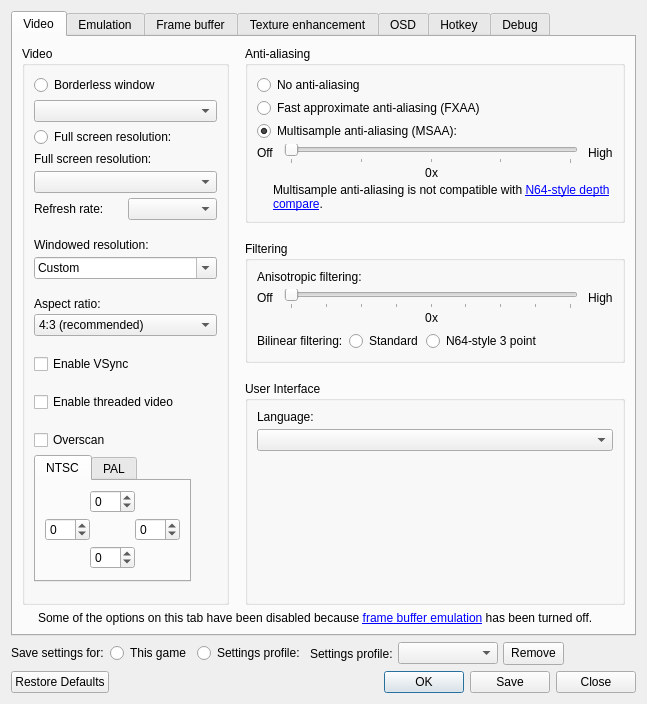
Old version of the form Source/3rdParty/mupen64plus-video-GLideN64/src/GLideNUI/configDialog.ui in the repository Rosalie241/RMG.
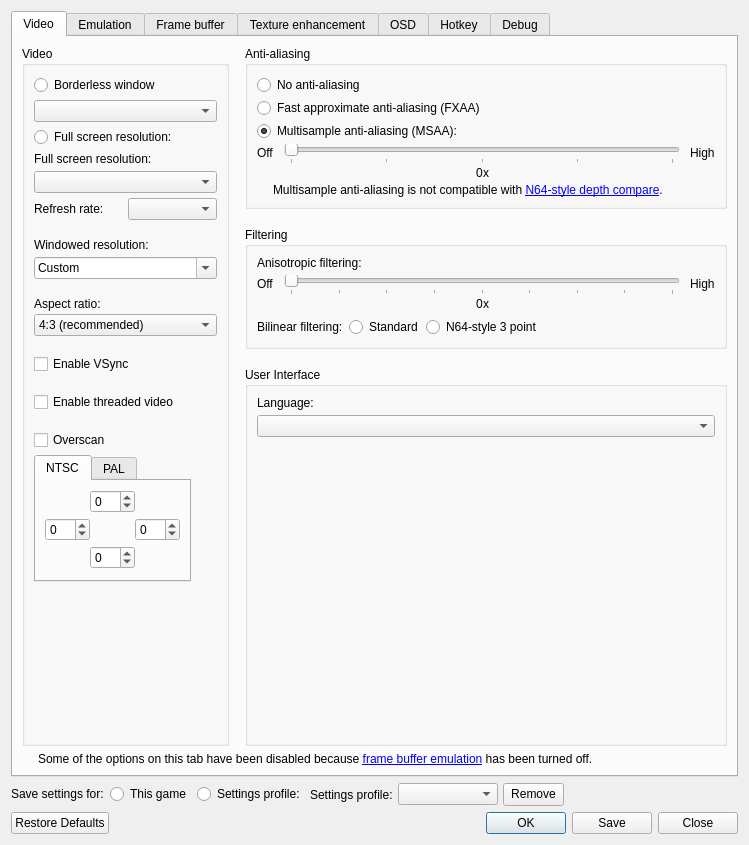
New version of the form. Icons and pictures are not drawn.

Commit message: 3rdParty: allow configuration dialog to become smaller in GLideN64

What changed in the file:
```diff
--- a/Source/3rdParty/mupen64plus-video-GLideN64/src/GLideNUI/configDialog.ui
+++ b/Source/3rdParty/mupen64plus-video-GLideN64/src/GLideNUI/configDialog.ui
@@ -9,8 +9,8 @@
    <rect>
     <x>0</x>
     <y>0</y>
-    <width>590</width>
-    <height>600</height>
+    <width>749</width>
+    <height>845</height>
    </rect>
   </property>
   <property name="windowTitle">
@@ -25,7 +25,46 @@
   </property>
   <layout class="QVBoxLayout" name="verticalLayout_3">
    <property name="sizeConstraint">
-    <enum>QLayout::SetDefaultConstraint</enum>
+    <enum>QLayout::SizeConstraint::SetDefaultConstraint</enum>
+   </property>
+   <item>
+    <widget class="QScrollArea" name="scrollArea">
+     <property name="frameShape">
+      <enum>QFrame::Shape::NoFrame</enum>
+     </property>
+     <property name="frameShadow">
+      <enum>QFrame::Shadow::Plain</enum>
+     </property>
+     <property name="lineWidth">
+      <number>0</number>
+     </property>
+     <property name="widgetResizable">
+      <bool>true</bool>
+     </property>
+     <widget class="QWidget" name="scrollAreaWidgetContents">
+      <property name="geometry">
+       <rect>
+        <x>0</x>
+        <y>0</y>
+        <width>737</width>
+        <height>763</height>
+       </rect>
+      </property>
+      <layout class="QVBoxLayout" name="verticalLayout_37">
+       <property name="spacing">
+        <number>0</number>
+       </property>
+       <property name="leftMargin">
+        <number>0</number>
+       </property>
+       <property name="topMargin">
+        <number>0</number>
+       </property>
+       <property name="rightMargin">
+        <number>0</number>
+       </property>
+       <property name="bottomMargin">
+        <number>0</number>
    </property>
    <item>
     <widget class="QTabWidget" name="tabWidget">
@@ -3795,6 +3834,10 @@
           </size>
          </property>
         </spacer>
+           </item>
+          </layout>
+         </widget>
+        </widget>
        </item>
       </layout>
      </widget>
```
Left out of the diff: 126 changed lines with no effect on the pictures. Lines whose indentation alone changed are shown as unchanged.
